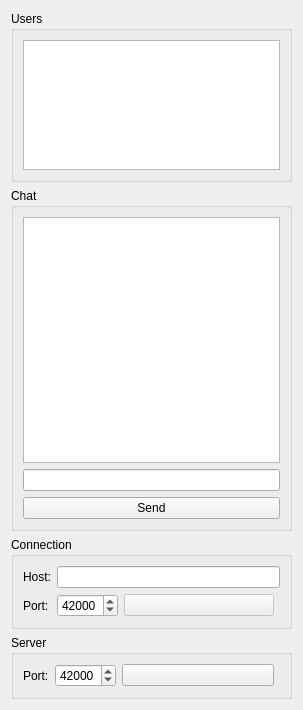
Old version of the form Cooperation/ChatWidget.ui in the repository testmana2/test.
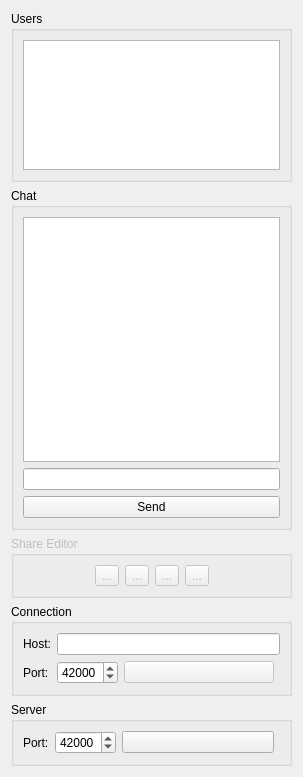
New version of the form. Custom widgets are drawn as their Qt base class.

Commit message: Added shared editor functions.

The edit to the form file:
```diff
--- a/Cooperation/ChatWidget.ui
+++ b/Cooperation/ChatWidget.ui
@@ -7,7 +7,7 @@
     <x>0</x>
     <y>0</y>
     <width>303</width>
-    <height>710</height>
+    <height>777</height>
    </rect>
   </property>
   <property name="windowTitle">
@@ -74,6 +74,102 @@
      </layout>
     </widget>
    </item>
+   <item>
+    <widget class="QGroupBox" name="sharingGroup">
+     <property name="enabled">
+      <bool>false</bool>
+     </property>
+     <property name="title">
+      <string>Share Editor</string>
+     </property>
+     <layout class="QHBoxLayout" name="horizontalLayout">
+      <item>
+       <spacer name="horizontalSpacer_2">
+        <property name="orientation">
+         <enum>Qt::Horizontal</enum>
+        </property>
+        <property name="sizeHint" stdset="0">
+         <size>
+          <width>76</width>
+          <height>20</height>
+         </size>
+        </property>
+       </spacer>
+      </item>
+      <item>
+       <widget class="QToolButton" name="shareButton">
+        <property name="enabled">
+         <bool>false</bool>
+        </property>
+        <property name="toolTip">
+         <string>Press to toggle the shared status of the current editor</string>
+        </property>
+        <property name="text">
+         <string>...</string>
+        </property>
+        <property name="checkable">
+         <bool>true</bool>
+        </property>
+       </widget>
+      </item>
+      <item>
+       <widget class="QToolButton" name="startEditButton">
+        <property name="enabled">
+         <bool>false</bool>
+        </property>
+        <property name="toolTip">
+         <string>Press to start a shared edit</string>
+        </property>
+        <property name="text">
+         <string>...</string>
+        </property>
+        <property name="checkable">
+         <bool>true</bool>
+        </property>
+       </widget>
+      </item>
+      <item>
+       <widget class="QToolButton" name="sendEditButton">
+        <property name="enabled">
+         <bool>false</bool>
+        </property>
+        <property name="toolTip">
+         <string>Press to end the edit and send the changes</string>
+        </property>
+        <property name="text">
+         <string>...</string>
+        </property>
+       </widget>
+      </item>
+      <item>
+       <widget class="QToolButton" name="cancelEditButton">
+        <property name="enabled">
+         <bool>false</bool>
+        </property>
+        <property name="toolTip">
+         <string>Press to cancel the shared edit</string>
+        </property>
+        <property name="text">
+         <string>...</string>
+        </property>
+       </widget>
+      </item>
+      <item>
+       <spacer name="horizontalSpacer">
+        <property name="orientation">
+         <enum>Qt::Horizontal</enum>
+        </property>
+        <property name="sizeHint" stdset="0">
+         <size>
+          <width>75</width>
+          <height>20</height>
+         </size>
+        </property>
+       </spacer>
+      </item>
+     </layout>
+    </widget>
+   </item>
    <item>
     <widget class="QGroupBox" name="connectGroup">
      <property name="title">
```
Left out of the diff: 4 changed lines with no effect on the pictures. The commit also changes 25 other files.
